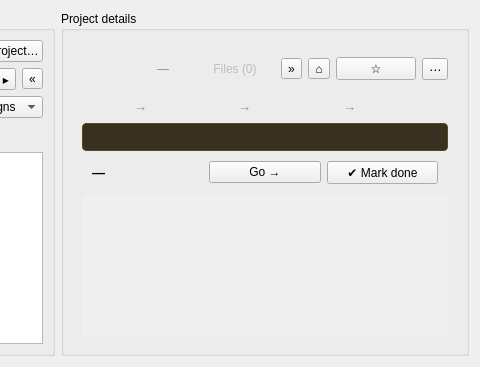
First picture: the form in nightscribe/gui/ui/projects_tab.ui, repository irydeo/nightscribe, before the edit; both pictures show x 283 to 763 and y 0 to 367 of the 763 by 367 pixel window.
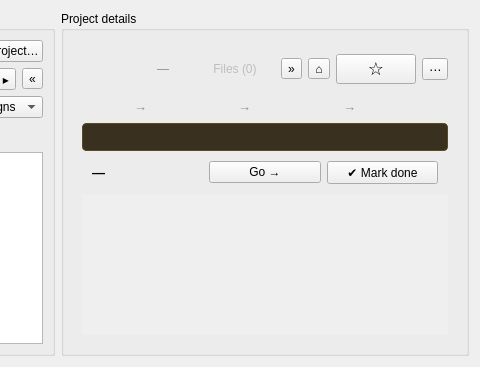
Second picture: the form after the edit. The open tabs and pages were chosen to show the change.

The edit to the form file:
```diff
--- a/nightscribe/gui/ui/projects_tab.ui
+++ b/nightscribe/gui/ui/projects_tab.ui
@@ -201,6 +201,8 @@
               <widget class="QPushButton" name="btn_favorite">
                <property name="text"><string>☆</string></property>
                <property name="maximumWidth"><number>36</number></property>
+               <property name="compact"><bool>true</bool></property>
+               <property name="styleSheet"><string notr="true">font-size: 18px;</string></property>
                <property name="toolTip"><string>Mark as favorite</string></property>
               </widget>
              </item>
```
